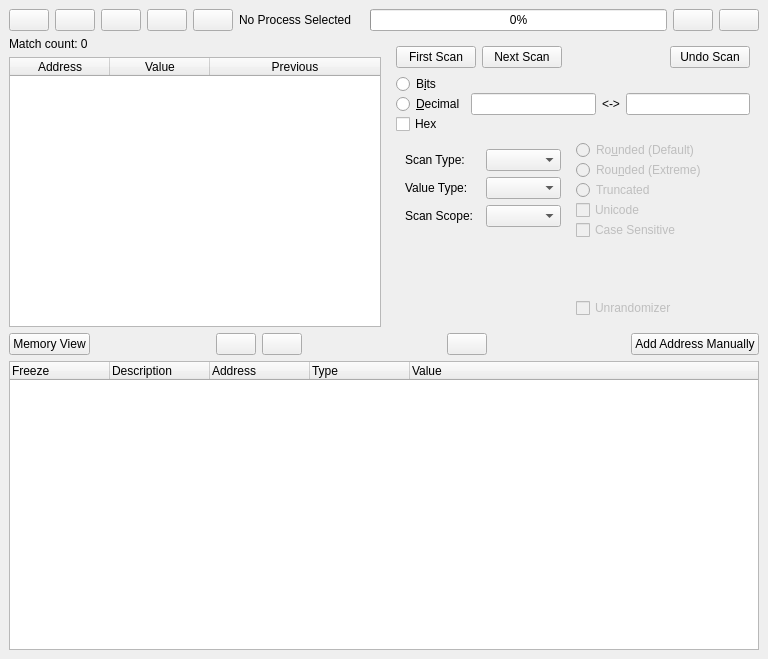
Qt form GUI/MainWindow.ui (korcankaraokcu/PINCE) before a commit.
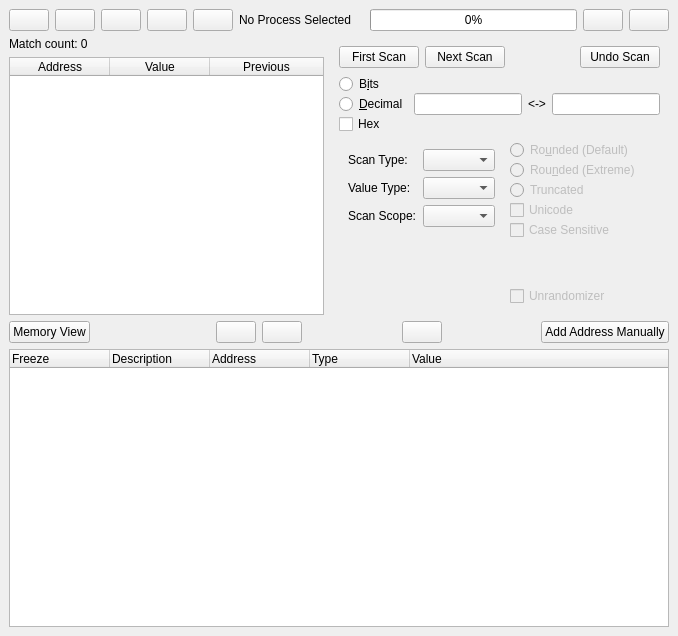
The same form after that commit.

What changed in the file:
```diff
--- a/GUI/MainWindow.ui
+++ b/GUI/MainWindow.ui
@@ -6,8 +6,8 @@
    <rect>
     <x>0</x>
     <y>0</y>
-    <width>768</width>
-    <height>659</height>
+    <width>678</width>
+    <height>636</height>
    </rect>
   </property>
   <property name="windowTitle">
@@ -396,9 +396,22 @@
           </layout>
          </item>
          <item>
+          <widget class="QWidget" name="widget_Scan" native="true">
           <layout class="QHBoxLayout" name="horizontalLayout_7">
+            <property name="leftMargin">
+             <number>0</number>
+            </property>
+            <property name="topMargin">
+             <number>0</number>
+            </property>
+            <property name="rightMargin">
+             <number>0</number>
+            </property>
+            <property name="bottomMargin">
+             <number>0</number>
+            </property>
            <item>
-            <widget class="QWidget" name="widget" native="true">
+             <widget class="QWidget" name="widget_3" native="true">
              <property name="sizePolicy">
               <sizepolicy hsizetype="Fixed" vsizetype="Fixed">
                <horstretch>0</horstretch>
@@ -459,6 +472,7 @@
             <widget class="QLineEdit" name="lineEdit_Scan2"/>
            </item>
           </layout>
+          </widget>
          </item>
          <item>
           <layout class="QHBoxLayout" name="horizontalLayout_4">
```
Left out of the diff: 5 changed lines with no effect on the pictures. Lines whose indentation alone changed are shown as unchanged.
